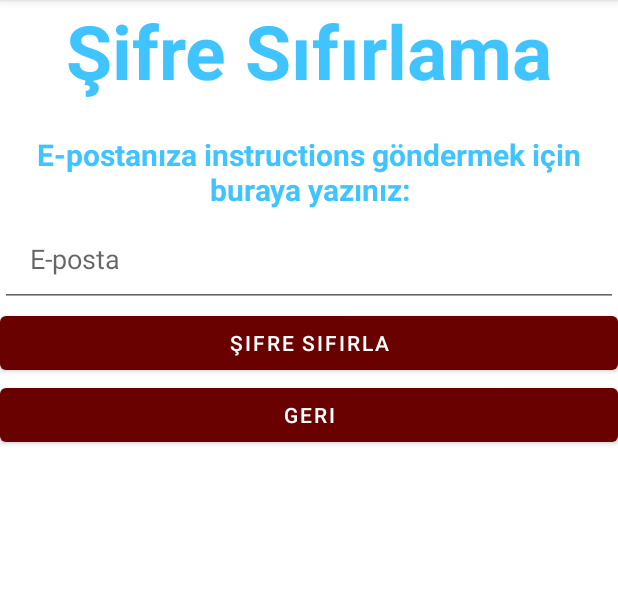
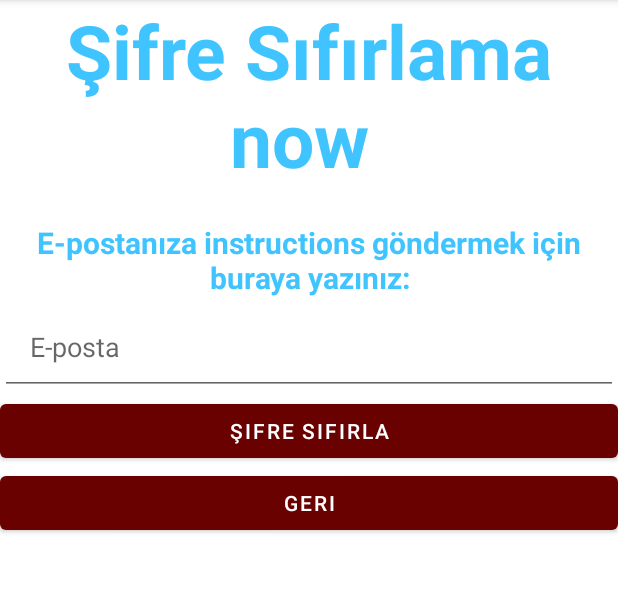
Before and after one commit to HagarAH/VolunteeringApp, an Android app: the fragment passwordReset placed in its activity, on a phone screen of 412 x 824 dp, the part 84-676 px from its top. Run offline under Robolectric (Android 15) with nearby library versions, the phone set to English and light mode, and no system bars; our stand-ins replace Firebase (no records; nobody signed in at launch, a user with empty details on screens opened directly).

Commit message:
test commit

```diff
--- a/app/src/main/res/layout/fragment_reset_pass.xml
+++ b/app/src/main/res/layout/fragment_reset_pass.xml
@@ -31,7 +31,7 @@
             android:layout_marginBottom="22dp"
             android:gravity="center"
             android:keepScreenOn="true"
-            android:text="Şifre Sıfırlama"
+            android:text="Şifre Sıfırlama now "
             android:textColor="?attr/fullscreenTextColor"
             android:textSize="50sp"
             android:textStyle="bold" />
```
